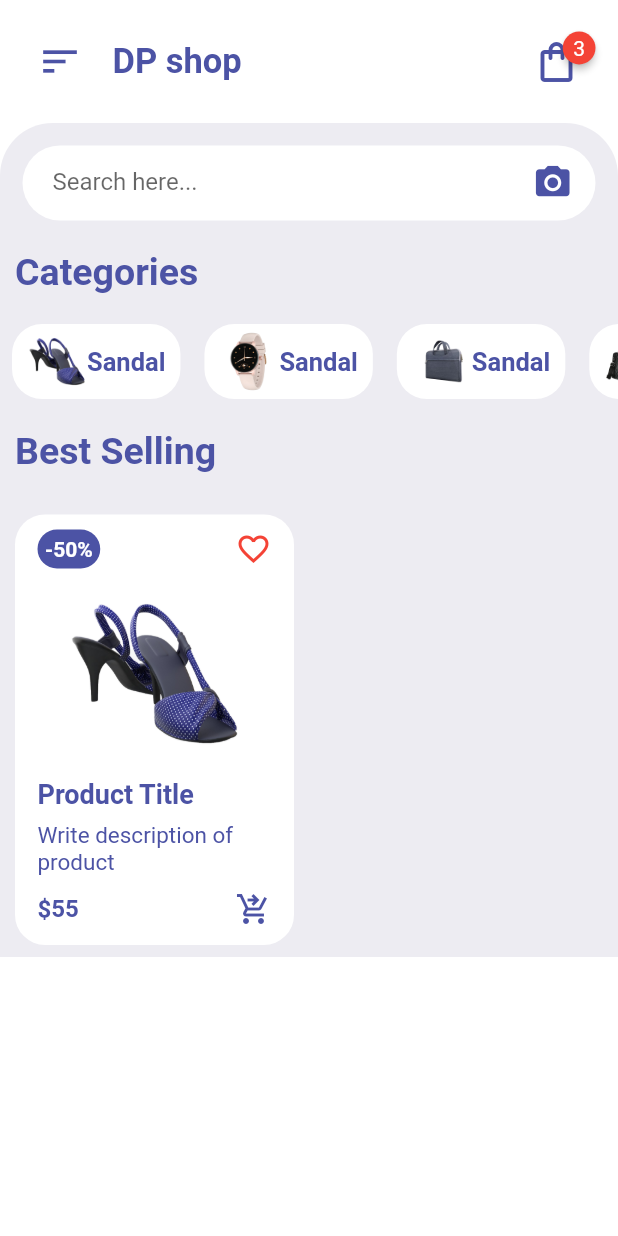
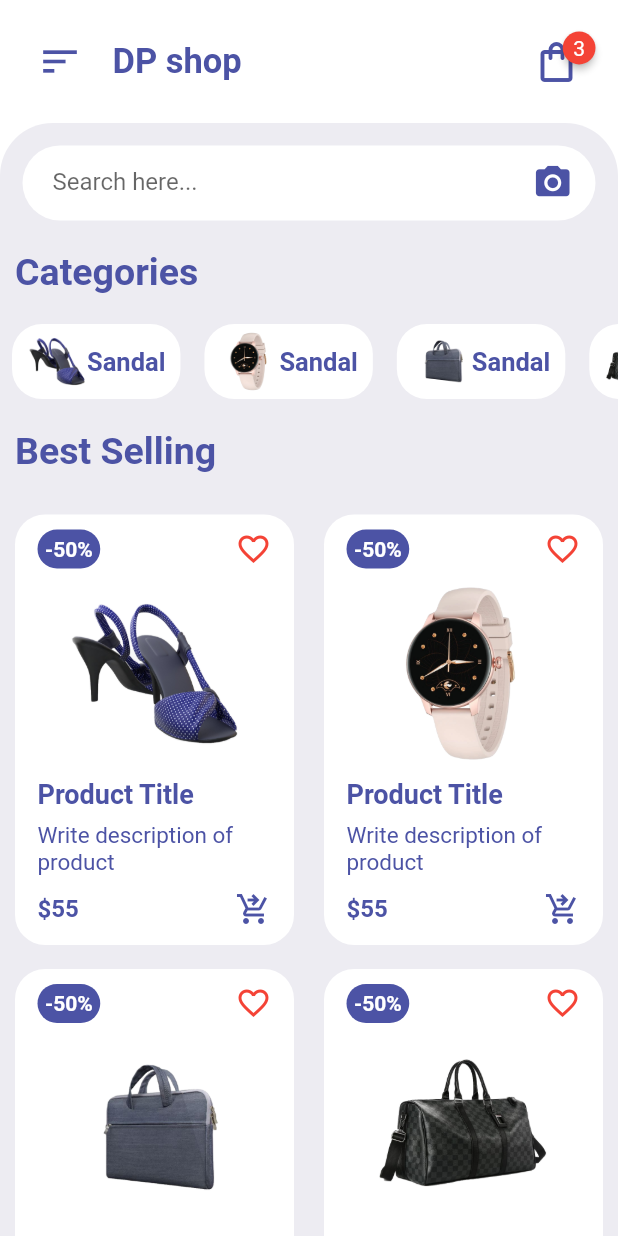
Before and after one commit to jilian-tenerife/shopping_app, a Flutter app: the screen it shows after launch, on a phone screen of 412 x 824 dp. Run offline on Flutter 3.47's test engine with Material 2 defaults, Android fonts, the phone set to English and light mode, and no system bars; drawn by our look-alikes of badges.

```diff
--- a/lib/widgets/ItemsWidget.dart
+++ b/lib/widgets/ItemsWidget.dart
@@ -9,9 +9,11 @@ class ItemsWidget extends StatelessWidget {
   Widget build(BuildContext context) {
     return GridView.count(
       childAspectRatio: 0.68,
+      physics: NeverScrollableScrollPhysics(),
       crossAxisCount: 2,
       shrinkWrap: true,
       children: [
+        for (int i = 1; i < 8; i++)
           Container(
             padding: EdgeInsets.only(left: 15, right: 15, top: 10),
             margin: EdgeInsets.symmetric(vertical: 8, horizontal: 10),
@@ -49,7 +51,7 @@ class ItemsWidget extends StatelessWidget {
                   child: Container(
                     margin: EdgeInsets.all(10),
                     child: Image.asset(
-                    'assets/1.png',
+                      'assets/$i.png',
                       height: 120,
                       width: 120,
                     ),
```
Lines whose indentation alone changed are shown as unchanged.
